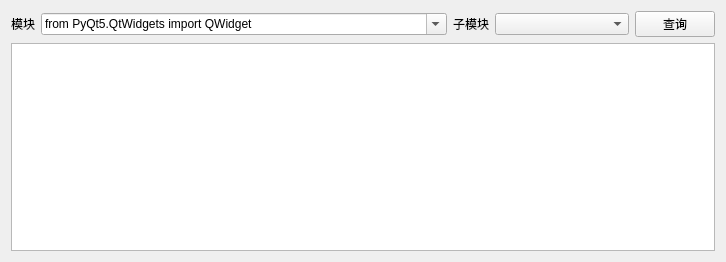
Before: the Qt Designer form kdPythonAPIViewer.ui in bkdwei/kdPythonAPIViewer, drawn with Qt 5.
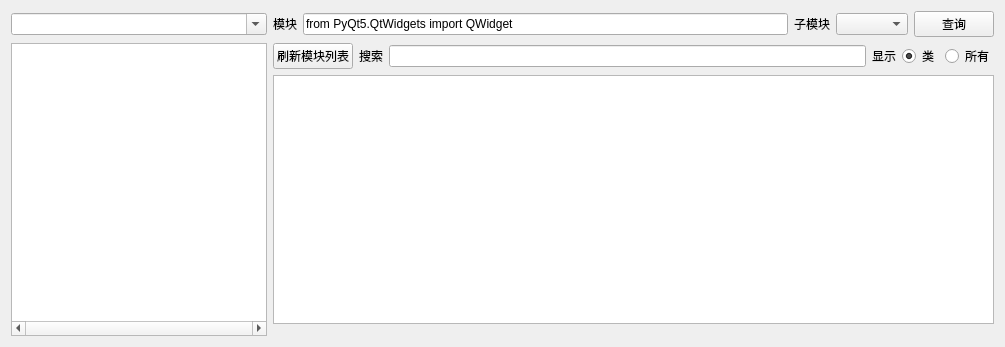
After: the same form once the commit is applied.

Commit message: 所有功能已完成

Patch:
```diff
--- a/kdPythonAPIViewer.ui
+++ b/kdPythonAPIViewer.ui
@@ -6,37 +6,102 @@
    <rect>
     <x>0</x>
     <y>0</y>
-    <width>726</width>
-    <height>262</height>
+    <width>1005</width>
+    <height>347</height>
    </rect>
   </property>
   <property name="windowTitle">
    <string>pythonAPI查看器</string>
   </property>
   <layout class="QGridLayout" name="gridLayout">
-   <item row="0" column="1">
-    <widget class="QComboBox" name="cb_text">
+   <item row="1" column="0" rowspan="4">
+    <widget class="QTreeWidget" name="tw_catelog">
+     <property name="sizePolicy">
+      <sizepolicy hsizetype="Preferred" vsizetype="Expanding">
+       <horstretch>0</horstretch>
+       <verstretch>0</verstretch>
+      </sizepolicy>
+     </property>
+     <property name="minimumSize">
+      <size>
+       <width>200</width>
+       <height>0</height>
+      </size>
+     </property>
+     <property name="maximumSize">
+      <size>
+       <width>520</width>
+       <height>16777215</height>
+      </size>
+     </property>
+     <property name="horizontalScrollBarPolicy">
+      <enum>Qt::ScrollBarAlwaysOn</enum>
+     </property>
+     <property name="autoScroll">
+      <bool>false</bool>
+     </property>
+     <property name="horizontalScrollMode">
+      <enum>QAbstractItemView::ScrollPerItem</enum>
+     </property>
+     <property name="wordWrap">
+      <bool>true</bool>
+     </property>
+     <property name="headerHidden">
+      <bool>true</bool>
+     </property>
+     <attribute name="headerStretchLastSection">
+      <bool>true</bool>
+     </attribute>
+     <column>
+      <property name="text">
+       <string notr="true">1</string>
+      </property>
+     </column>
+    </widget>
+   </item>
+   <item row="0" column="0">
+    <widget class="QComboBox" name="cb_module">
      <property name="editable">
       <bool>true</bool>
      </property>
+    </widget>
+   </item>
+   <item row="0" column="1">
+    <layout class="QHBoxLayout" name="horizontalLayout_2">
      <item>
+      <widget class="QLabel" name="lb_text">
+       <property name="sizePolicy">
+        <sizepolicy hsizetype="Maximum" vsizetype="Preferred">
+         <horstretch>0</horstretch>
+         <verstretch>0</verstretch>
+        </sizepolicy>
+       </property>
+       <property name="text">
+        <string>模块</string>
+       </property>
+      </widget>
+     </item>
+     <item>
+      <widget class="QLineEdit" name="le_text">
       <property name="text">
        <string>from PyQt5.QtWidgets import QWidget</string>
       </property>
+      </widget>
      </item>
      <item>
-      <property name="text">
-       <string>from PyQt5.QtWidgets import QMainWindow, QTextBrowser, QWidget</string>
-      </property>
-     </item>
-     <item>
+      <widget class="QLabel" name="lb_sub_text">
+       <property name="sizePolicy">
+        <sizepolicy hsizetype="Maximum" vsizetype="Preferred">
+         <horstretch>0</horstretch>
+         <verstretch>0</verstretch>
+        </sizepolicy>
+       </property>
       <property name="text">
-       <string>import string</string>
-      </property>
-     </item>
-    </widget>
-   </item>
-   <item row="0" column="3">
+        <string>子模块</string>
+       </property>
+      </widget>
+     </item>
+     <item>
     <widget class="QComboBox" name="cb_sub_text">
      <property name="sizePolicy">
       <sizepolicy hsizetype="Minimum" vsizetype="Fixed">
@@ -52,7 +117,7 @@
      </property>
     </widget>
    </item>
-   <item row="0" column="4">
+     <item>
     <widget class="QPushButton" name="pb_query">
      <property name="sizePolicy">
       <sizepolicy hsizetype="Maximum" vsizetype="Fixed">
@@ -65,35 +130,66 @@
      </property>
     </widget>
    </item>
-   <item row="0" column="0">
-    <widget class="QLabel" name="lb_text">
-     <property name="sizePolicy">
-      <sizepolicy hsizetype="Maximum" vsizetype="Preferred">
-       <horstretch>0</horstretch>
-       <verstretch>0</verstretch>
-      </sizepolicy>
-     </property>
+    </layout>
+   </item>
+   <item row="1" column="1">
+    <layout class="QHBoxLayout" name="horizontalLayout">
+     <item>
+      <widget class="QPushButton" name="pb_refresh_module">
+       <property name="text">
+        <string>刷新模块列表</string>
+       </property>
+      </widget>
+     </item>
+     <item>
+      <widget class="QLabel" name="lb_search">
      <property name="text">
-      <string>模块</string>
+        <string>搜索</string>
      </property>
     </widget>
    </item>
-   <item row="1" column="0" colspan="5">
+     <item>
+      <widget class="QLineEdit" name="le_search">
+       <property name="toolTip">
+        <string comment=" 查询1" extracomment=" 查询1"/>
+       </property>
+       <property name="statusTip">
+        <string comment=" 查询2" extracomment=" 查询2"/>
+       </property>
+       <property name="whatsThis">
+        <string comment=" 查询1" extracomment=" 查询3"/>
+       </property>
+      </widget>
+     </item>
+     <item>
+      <widget class="QLabel" name="lb_display">
+       <property name="text">
+        <string>显示</string>
+       </property>
+      </widget>
+     </item>
+     <item>
+      <widget class="QRadioButton" name="rb_class">
+       <property name="text">
+        <string>类</string>
+       </property>
+       <property name="checked">
+        <bool>true</bool>
+       </property>
+      </widget>
+     </item>
+     <item>
+      <widget class="QRadioButton" name="rb_all">
+       <property name="text">
+        <string>所有</string>
+       </property>
+      </widget>
+     </item>
+    </layout>
+   </item>
+   <item row="2" column="1">
     <widget class="QTextBrowser" name="tb_result"/>
    </item>
-   <item row="0" column="2">
-    <widget class="QLabel" name="lb_sub_text">
-     <property name="sizePolicy">
-      <sizepolicy hsizetype="Maximum" vsizetype="Preferred">
-       <horstretch>0</horstretch>
-       <verstretch>0</verstretch>
-      </sizepolicy>
-     </property>
-     <property name="text">
-      <string>子模块</string>
-     </property>
-    </widget>
-   </item>
   </layout>
  </widget>
  <resources/>
```
Left out of the diff: 4 changed lines with no effect on the pictures. Lines whose indentation alone changed are shown as unchanged. The commit also changes 7 other files.
